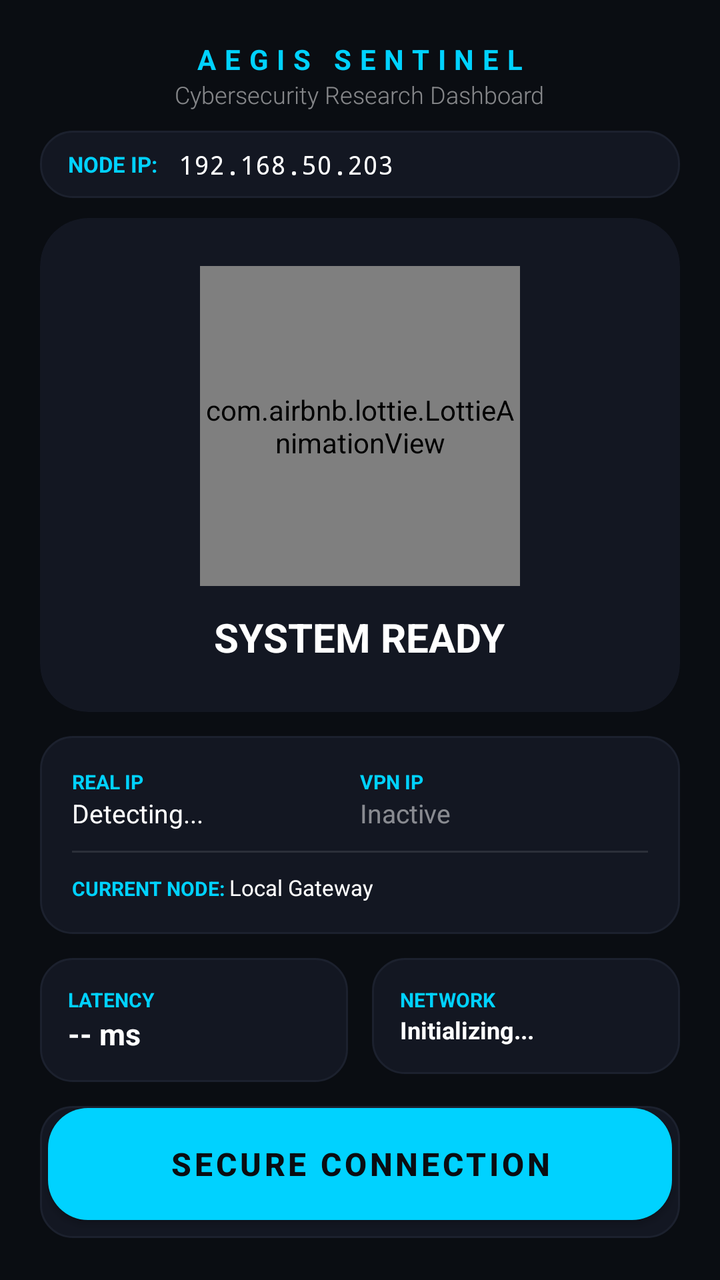
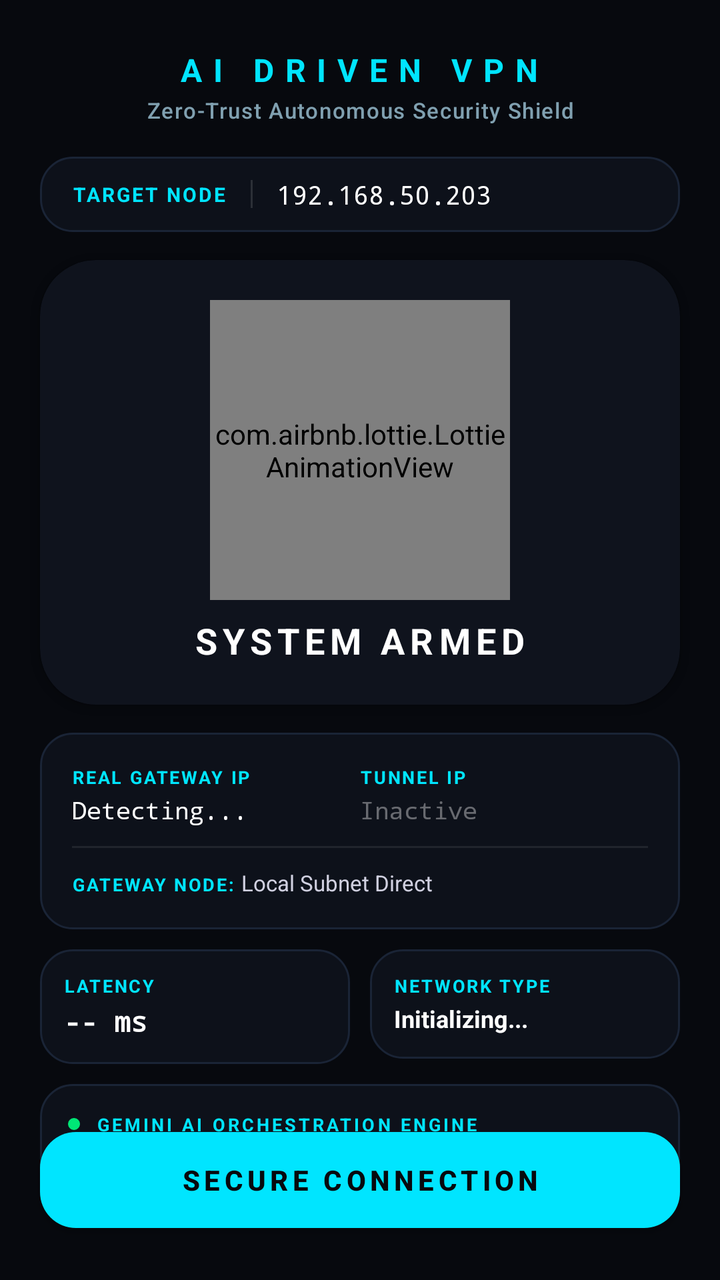

The first picture is an Android layout as it rendered before a commit; the second is the same layout after the commit. The layout source and the unified diff follow.
<!-- AndroidManifest.xml: application theme Theme.Vpn -->
<!-- res/layout/activity_main.xml -->
<?xml version="1.0" encoding="utf-8"?>
<androidx.constraintlayout.widget.ConstraintLayout xmlns:android="http://schemas.android.com/apk/res/android"
    xmlns:app="http://schemas.android.com/apk/res-auto"
    xmlns:tools="http://schemas.android.com/tools"
    android:layout_width="match_parent"
    android:layout_height="match_parent"
    android:background="#0A0D12"
    tools:context=".MainActivity">

    
    <LinearLayout
        android:id="@+id/header"
        android:layout_width="match_parent"
        android:layout_height="wrap_content"
        android:layout_marginTop="20dp"
        android:gravity="center"
        android:orientation="vertical"
        app:layout_constraintTop_toTopOf="parent">

        <TextView
            android:layout_width="wrap_content"
            android:layout_height="wrap_content"
            android:text="AEGIS SENTINEL"
            android:textColor="#00D2FF"
            android:textSize="14sp"
            android:letterSpacing="0.3"
            android:textStyle="bold" />

        <TextView
            android:layout_width="wrap_content"
            android:layout_height="wrap_content"
            android:text="Cybersecurity Research Dashboard"
            android:textColor="#80FFFFFF"
            android:textSize="12sp"
            android:fontFamily="sans-serif-light" />
    </LinearLayout>

    
    <LinearLayout
        android:id="@+id/serverConfigLayout"
        android:layout_width="match_parent"
        android:layout_height="wrap_content"
        android:layout_marginHorizontal="20dp"
        android:layout_marginTop="10dp"
        android:background="@drawable/bg_metric_card"
        android:orientation="horizontal"
        android:paddingHorizontal="14dp"
        android:paddingVertical="8dp"
        android:gravity="center_vertical"
        app:layout_constraintTop_toBottomOf="@id/header">

        <TextView
            android:layout_width="wrap_content"
            android:layout_height="wrap_content"
            android:text="NODE IP: "
            android:textColor="#00D2FF"
            android:textSize="11sp"
            android:textStyle="bold" />

        <EditText
            android:id="@+id/etServerIp"
            android:layout_width="0dp"
            android:layout_height="wrap_content"
            android:layout_weight="1"
            android:background="@null"
            android:hint="e.g. 163.47.36.234"
            android:textColorHint="#40FFFFFF"
            android:textColor="#FFFFFF"
            android:textSize="13sp"
            android:fontFamily="monospace"
            android:inputType="textUri"
            android:text="192.168.50.203"
            android:paddingHorizontal="8dp" />
    </LinearLayout>

    
    <androidx.cardview.widget.CardView
        android:id="@+id/statusCard"
        android:layout_width="match_parent"
        android:layout_height="wrap_content"
        android:layout_marginHorizontal="20dp"
        android:layout_marginTop="10dp"
        app:cardBackgroundColor="#131722"
        app:cardCornerRadius="24dp"
        app:cardElevation="0dp"
        app:layout_constraintTop_toBottomOf="@id/serverConfigLayout">

        <LinearLayout
            android:layout_width="match_parent"
            android:layout_height="wrap_content"
            android:orientation="vertical"
            android:padding="24dp"
            android:gravity="center">

            <com.airbnb.lottie.LottieAnimationView
                android:id="@+id/lottieScan"
                android:layout_width="160dp"
                android:layout_height="160dp"
                app:lottie_rawRes="@raw/scanning"
                app:lottie_autoPlay="true"
                app:lottie_loop="true"
                app:lottie_renderMode="hardware" />

            <TextView
                android:id="@+id/tvStatus"
                android:layout_width="wrap_content"
                android:layout_height="wrap_content"
                android:layout_marginTop="12dp"
                android:text="SYSTEM READY"
                android:textColor="#FFFFFF"
                android:textSize="20sp"
                android:textStyle="bold" />

            <TextView
                android:id="@+id/tvTimer"
                android:layout_width="wrap_content"
                android:layout_height="wrap_content"
                android:text="00:00:00"
                android:textColor="#00D2FF"
                android:textSize="14sp"
                android:fontFamily="monospace"
                android:visibility="gone" />
        </LinearLayout>
    </androidx.cardview.widget.CardView>

    
    <LinearLayout
        android:id="@+id/ipInfoSection"
        android:layout_width="match_parent"
        android:layout_height="wrap_content"
        android:layout_marginHorizontal="20dp"
        android:layout_marginTop="12dp"
        android:background="@drawable/bg_metric_card"
        android:orientation="vertical"
        android:padding="16dp"
        app:layout_constraintTop_toBottomOf="@id/statusCard">

        <LinearLayout
            android:layout_width="match_parent"
            android:layout_height="wrap_content"
            android:orientation="horizontal"
            android:weightSum="2">

            <LinearLayout
                android:layout_width="0dp"
                android:layout_height="wrap_content"
                android:layout_weight="1"
                android:orientation="vertical">
                <TextView android:layout_width="wrap_content" android:layout_height="wrap_content" android:text="REAL IP" android:textColor="#00D2FF" android:textSize="10sp" android:textStyle="bold" />
                <TextView android:id="@+id/tvRealIp" android:layout_width="wrap_content" android:layout_height="wrap_content" android:text="Detecting..." android:textColor="#FFFFFF" android:textSize="13sp" />
            </LinearLayout>

            <LinearLayout
                android:layout_width="0dp"
                android:layout_height="wrap_content"
                android:layout_weight="1"
                android:orientation="vertical">
                <TextView android:layout_width="wrap_content" android:layout_height="wrap_content" android:text="VPN IP" android:textColor="#00D2FF" android:textSize="10sp" android:textStyle="bold" />
                <TextView android:id="@+id/tvVpnIp" android:layout_width="wrap_content" android:layout_height="wrap_content" android:text="Inactive" android:textColor="#80FFFFFF" android:textSize="13sp" />
            </LinearLayout>
        </LinearLayout>

        <View android:layout_width="match_parent" android:layout_height="1dp" android:background="#1AFFFFFF" android:layout_marginVertical="10dp" />

        <LinearLayout
            android:layout_width="match_parent"
            android:layout_height="wrap_content"
            android:orientation="horizontal">
            <TextView android:layout_width="wrap_content" android:layout_height="wrap_content" android:text="CURRENT NODE: " android:textColor="#00D2FF" android:textSize="10sp" android:textStyle="bold" />
            <TextView android:id="@+id/tvLocation" android:layout_width="wrap_content" android:layout_height="wrap_content" android:text="Local Gateway" android:textColor="#FFFFFF" android:textSize="11sp" />
        </LinearLayout>
    </LinearLayout>

    
    <LinearLayout
        android:id="@+id/metricsMatrix"
        android:layout_width="match_parent"
        android:layout_height="wrap_content"
        android:layout_marginHorizontal="20dp"
        android:layout_marginTop="12dp"
        android:orientation="horizontal"
        app:layout_constraintTop_toBottomOf="@id/ipInfoSection">

        <LinearLayout
            android:layout_width="0dp"
            android:layout_height="wrap_content"
            android:layout_weight="1"
            android:layout_marginEnd="6dp"
            android:background="@drawable/bg_metric_card"
            android:orientation="vertical"
            android:padding="14dp">
            <TextView android:layout_width="wrap_content" android:layout_height="wrap_content" android:text="LATENCY" android:textColor="#00D2FF" android:textSize="10sp" android:textStyle="bold"/>
            <TextView android:id="@+id/tvPingVal" android:layout_width="wrap_content" android:layout_height="wrap_content" android:text="-- ms" android:textColor="#FFFFFF" android:textSize="15sp" android:textStyle="bold"/>
        </LinearLayout>

        <LinearLayout
            android:layout_width="0dp"
            android:layout_height="wrap_content"
            android:layout_weight="1"
            android:layout_marginStart="6dp"
            android:background="@drawable/bg_metric_card"
            android:orientation="vertical"
            android:padding="14dp">
            <TextView android:layout_width="wrap_content" android:layout_height="wrap_content" android:text="NETWORK" android:textColor="#00D2FF" android:textSize="10sp" android:textStyle="bold"/>
            <TextView android:id="@+id/tvNetworkVal" android:layout_width="match_parent" android:layout_height="wrap_content" android:text="Initializing..." android:textColor="#FFFFFF" android:textSize="12sp" android:maxLines="1" android:ellipsize="end" android:textStyle="bold"/>
        </LinearLayout>
    </LinearLayout>

    
    <LinearLayout
        android:id="@+id/aiConsole"
        android:layout_width="match_parent"
        android:layout_height="wrap_content"
        android:layout_marginHorizontal="20dp"
        android:layout_marginTop="12dp"
        android:background="@drawable/bg_metric_card"
        android:orientation="vertical"
        android:padding="16dp"
        app:layout_constraintTop_toBottomOf="@id/metricsMatrix">

        <TextView
            android:layout_width="wrap_content"
            android:layout_height="wrap_content"
            android:text="AI ORCHESTRATION ENGINE"
            android:textColor="#00D2FF"
            android:textSize="10sp"
            android:letterSpacing="0.2"
            android:textStyle="bold" />

        <TextView
            android:id="@+id/tvAiReason"
            android:layout_width="match_parent"
            android:layout_height="wrap_content"
            android:layout_marginTop="4dp"
            android:text="Ready for network integrity analysis..."
            android:textColor="#B0B0C0"
            android:textSize="12sp"
            android:lineSpacingExtra="2dp" />
    </LinearLayout>

    
    <com.google.android.material.button.MaterialButton
        android:id="@+id/btnToggleVpn"
        android:layout_width="match_parent"
        android:layout_height="68dp"
        android:layout_margin="24dp"
        android:text="SECURE CONNECTION"
        android:textColor="#0A0D12"
        android:textSize="16sp"
        android:textStyle="bold"
        android:letterSpacing="0.1"
        app:backgroundTint="#00D2FF"
        app:cornerRadius="20dp"
        app:elevation="8dp"
        app:rippleColor="#4DFFFFFF"
        app:layout_constraintBottom_toBottomOf="parent" />

</androidx.constraintlayout.widget.ConstraintLayout>
<!-- resources referenced by this layout -->
<resources>
  <!-- drawable bg_metric_card (drawable) -->
  <?xml version="1.0" encoding="utf-8"?>
  <shape xmlns:android="http://schemas.android.com/apk/res/android">
      <solid android:color="#131722" />
      <corners android:radius="16dp" />
      <stroke android:width="1dp" android:color="#1C212E" />
  </shape>
  <style name="Theme.Vpn" parent="Theme.MaterialComponents.DayNight.DarkActionBar">
          
          <item name="colorPrimary">@color/purple_500</item>
          <item name="colorPrimaryVariant">@color/purple_700</item>
          <item name="colorOnPrimary">@color/white</item>
          
          <item name="colorSecondary">@color/teal_200</item>
          <item name="colorSecondaryVariant">@color/teal_700</item>
          <item name="colorOnSecondary">@color/black</item>
          
          <item name="android:statusBarColor">?attr/colorPrimaryVariant</item>
          
      </style>
  <color name="purple_500">#FF6200EE</color>
  <color name="purple_700">#FF3700B3</color>
  <color name="white">#FFFFFFFF</color>
  <color name="teal_200">#FF03DAC5</color>
  <color name="teal_700">#FF018786</color>
  <color name="black">#FF000000</color>
</resources>

<!-- the commit's change to res/layout/activity_main.xml (unified diff, before → after) -->
@@ -4,35 +4,38 @@
     xmlns:tools="http://schemas.android.com/tools"
     android:layout_width="match_parent"
     android:layout_height="match_parent"
-    android:background="#0A0D12"
+    android:background="#07090E"
     tools:context=".MainActivity">
 
-    
     <LinearLayout
         android:id="@+id/header"
         android:layout_width="match_parent"
         android:layout_height="wrap_content"
-        android:layout_marginTop="20dp"
-        android:gravity="center"
+        android:layout_marginTop="24dp"
         android:orientation="vertical"
+        android:gravity="center_horizontal"
         app:layout_constraintTop_toTopOf="parent">
 
         <TextView
             android:layout_width="wrap_content"
             android:layout_height="wrap_content"
-            android:text="AEGIS SENTINEL"
-            android:textColor="#00D2FF"
-            android:textSize="14sp"
-            android:letterSpacing="0.3"
-            android:textStyle="bold" />
+            android:gravity="center"
+            android:text="AI DRIVEN VPN"
+            android:textColor="#00E5FF"
+            android:textSize="16sp"
+            android:letterSpacing="0.35"
+            android:textStyle="bold"/>
 
         <TextView
             android:layout_width="wrap_content"
             android:layout_height="wrap_content"
-            android:text="Cybersecurity Research Dashboard"
-            android:textColor="#80FFFFFF"
-            android:textSize="12sp"
-            android:fontFamily="sans-serif-light" />
+            android:layout_marginTop="2dp"
+            android:gravity="center"
+            android:text="Zero-Trust Autonomous Security Shield"
+            android:textColor="#80A0B0"
+            android:textSize="11sp"
+            android:letterSpacing="0.05"
+            android:fontFamily="sans-serif-medium"/>
     </LinearLayout>
 
     
@@ -41,21 +44,28 @@
         android:layout_width="match_parent"
         android:layout_height="wrap_content"
         android:layout_marginHorizontal="20dp"
-        android:layout_marginTop="10dp"
+        android:layout_marginTop="16dp"
         android:background="@drawable/bg_metric_card"
         android:orientation="horizontal"
-        android:paddingHorizontal="14dp"
-        android:paddingVertical="8dp"
+        android:paddingHorizontal="16dp"
+        android:paddingVertical="10dp"
         android:gravity="center_vertical"
         app:layout_constraintTop_toBottomOf="@id/header">
 
         <TextView
             android:layout_width="wrap_content"
             android:layout_height="wrap_content"
-            android:text="NODE IP: "
-            android:textColor="#00D2FF"
-            android:textSize="11sp"
+            android:text="TARGET NODE"
+            android:textColor="#00E5FF"
+            android:textSize="10sp"
+            android:letterSpacing="0.1"
             android:textStyle="bold" />
+
+        <View
+            android:layout_width="1dp"
+            android:layout_height="14dp"
+            android:layout_marginHorizontal="12dp"
+            android:background="#20FFFFFF" />
 
         <EditText
             android:id="@+id/etServerIp"
@@ -63,14 +73,13 @@
             android:layout_height="wrap_content"
             android:layout_weight="1"
             android:background="@null"
-            android:hint="e.g. 163.47.36.234"
+            android:hint="192.168.50.203"
             android:textColorHint="#40FFFFFF"
             android:textColor="#FFFFFF"
             android:textSize="13sp"
             android:fontFamily="monospace"
             android:inputType="textUri"
-            android:text="192.168.50.203"
-            android:paddingHorizontal="8dp" />
+            android:text="192.168.50.203" />
     </LinearLayout>
 
     
@@ -79,23 +88,23 @@
         android:layout_width="match_parent"
         android:layout_height="wrap_content"
         android:layout_marginHorizontal="20dp"
-        android:layout_marginTop="10dp"
-        app:cardBackgroundColor="#131722"
-        app:cardCornerRadius="24dp"
-        app:cardElevation="0dp"
+        android:layout_marginTop="14dp"
+        app:cardBackgroundColor="#0F131D"
+        app:cardCornerRadius="28dp"
+        app:cardElevation="2dp"
         app:layout_constraintTop_toBottomOf="@id/serverConfigLayout">
 
         <LinearLayout
             android:layout_width="match_parent"
             android:layout_height="wrap_content"
             android:orientation="vertical"
-            android:padding="24dp"
+            android:padding="20dp"
             android:gravity="center">
 
             <com.airbnb.lottie.LottieAnimationView
                 android:id="@+id/lottieScan"
-                android:layout_width="160dp"
-                android:layout_height="160dp"
+                android:layout_width="150dp"
+                android:layout_height="150dp"
                 app:lottie_rawRes="@raw/scanning"
                 app:lottie_autoPlay="true"
                 app:lottie_loop="true"
@@ -105,20 +114,23 @@
                 android:id="@+id/tvStatus"
                 android:layout_width="wrap_content"
                 android:layout_height="wrap_content"
-                android:layout_marginTop="12dp"
-                android:text="SYSTEM READY"
+                android:layout_marginTop="8dp"
+                android:text="SYSTEM ARMED"
                 android:textColor="#FFFFFF"
-                android:textSize="20sp"
+                android:textSize="18sp"
+                android:letterSpacing="0.15"
                 android:textStyle="bold" />
 
             <TextView
                 android:id="@+id/tvTimer"
                 android:layout_width="wrap_content"
                 android:layout_height="wrap_content"
+                android:layout_marginTop="4dp"
                 android:text="00:00:00"
-                android:textColor="#00D2FF"
-                android:textSize="14sp"
+                android:textColor="#00E5FF"
+                android:textSize="13sp"
                 android:fontFamily="monospace"
+                android:letterSpacing="0.1"
                 android:visibility="gone" />
         </LinearLayout>
     </androidx.cardview.widget.CardView>
@@ -129,7 +141,7 @@
         android:layout_width="match_parent"
         android:layout_height="wrap_content"
         android:layout_marginHorizontal="20dp"
-        android:layout_marginTop="12dp"
+        android:layout_marginTop="14dp"
         android:background="@drawable/bg_metric_card"
         android:orientation="vertical"
         android:padding="16dp"
@@ -146,8 +158,23 @@
                 android:layout_height="wrap_content"
                 android:layout_weight="1"
                 android:orientation="vertical">
-                <TextView android:layout_width="wrap_content" android:layout_height="wrap_content" android:text="REAL IP" android:textColor="#00D2FF" android:textSize="10sp" android:textStyle="bold" />
-                <TextView android:id="@+id/tvRealIp" android:layout_width="wrap_content" android:layout_height="wrap_content" android:text="Detecting..." android:textColor="#FFFFFF" android:textSize="13sp" />
+                <TextView
+                    android:layout_width="wrap_content"
+                    android:layout_height="wrap_content"
+                    android:text="REAL GATEWAY IP"
+                    android:textColor="#00E5FF"
+                    android:textSize="9sp"
+                    android:letterSpacing="0.1"
+                    android:textStyle="bold" />
+                <TextView
+                    android:id="@+id/tvRealIp"
+                    android:layout_width="wrap_content"
+                    android:layout_height="wrap_content"
+                    android:layout_marginTop="2dp"
+                    android:text="Detecting..."
+                    android:textColor="#FFFFFF"
+                    android:fontFamily="monospace"
+                    android:textSize="12sp" />
             </LinearLayout>
 
             <LinearLayout
@@ -155,19 +182,51 @@
                 android:layout_height="wrap_content"
                 android:layout_weight="1"
                 android:orientation="vertical">
-                <TextView android:layout_width="wrap_content" android:layout_height="wrap_content" android:text="VPN IP" android:textColor="#00D2FF" android:textSize="10sp" android:textStyle="bold" />
-                <TextView android:id="@+id/tvVpnIp" android:layout_width="wrap_content" android:layout_height="wrap_content" android:text="Inactive" android:textColor="#80FFFFFF" android:textSize="13sp" />
+                <TextView
+                    android:layout_width="wrap_content"
+                    android:layout_height="wrap_content"
+                    android:text="TUNNEL IP"
+                    android:textColor="#00E5FF"
+                    android:textSize="9sp"
+                    android:letterSpacing="0.1"
+                    android:textStyle="bold" />
+                <TextView
+                    android:id="@+id/tvVpnIp"
+                    android:layout_width="wrap_content"
+                    android:layout_height="wrap_content"
+                    android:layout_marginTop="2dp"
+                    android:text="Inactive"
+                    android:fontFamily="monospace"
+                    android:textColor="#60FFFFFF"
+                    android:textSize="12sp" />
             </LinearLayout>
         </LinearLayout>
 
-        <View android:layout_width="match_parent" android:layout_height="1dp" android:background="#1AFFFFFF" android:layout_marginVertical="10dp" />
+        <View
+            android:layout_width="match_parent"
+            android:layout_height="1dp"
+            android:background="#15FFFFFF"
+            android:layout_marginVertical="10dp" />
 
         <LinearLayout
             android:layout_width="match_parent"
             android:layout_height="wrap_content"
             android:orientation="horizontal">
-            <TextView android:layout_width="wrap_content" android:layout_height="wrap_content" android:text="CURRENT NODE: " android:textColor="#00D2FF" android:textSize="10sp" android:textStyle="bold" />
-            <TextView android:id="@+id/tvLocation" android:layout_width="wrap_content" android:layout_height="wrap_content" android:text="Local Gateway" android:textColor="#FFFFFF" android:textSize="11sp" />
+            <TextView
+                android:layout_width="wrap_content"
+                android:layout_height="wrap_content"
+                android:text="GATEWAY NODE: "
+                android:textColor="#00E5FF"
+                android:textSize="9sp"
+                android:letterSpacing="0.1"
+                android:textStyle="bold" />
+            <TextView
+                android:id="@+id/tvLocation"
+                android:layout_width="wrap_content"
+                android:layout_height="wrap_content"
+                android:text="Local Subnet Direct"
+                android:textColor="#D0D0E0"
+                android:textSize="11sp" />
         </LinearLayout>
     </LinearLayout>
 
@@ -177,7 +236,7 @@
         android:layout_width="match_parent"
         android:layout_height="wrap_content"
         android:layout_marginHorizontal="20dp"
-        android:layout_marginTop="12dp"
+        android:layout_marginTop="10dp"
         android:orientation="horizontal"
         app:layout_constraintTop_toBottomOf="@id/ipInfoSection">
 
@@ -185,24 +244,57 @@
             android:layout_width="0dp"
             android:layout_height="wrap_content"
             android:layout_weight="1"
-            android:layout_marginEnd="6dp"
+            android:layout_marginEnd="5dp"
             android:background="@drawable/bg_metric_card"
             android:orientation="vertical"
-            android:padding="14dp">
-            <TextView android:layout_width="wrap_content" android:layout_height="wrap_content" android:text="LATENCY" android:textColor="#00D2FF" android:textSize="10sp" android:textStyle="bold"/>
-            <TextView android:id="@+id/tvPingVal" android:layout_width="wrap_content" android:layout_height="wrap_content" android:text="-- ms" android:textColor="#FFFFFF" android:textSize="15sp" android:textStyle="bold"/>
+            android:padding="12dp">
+            <TextView
+                android:layout_width="wrap_content"
+                android:layout_height="wrap_content"
+                android:text="LATENCY"
+                android:textColor="#00E5FF"
+                android:textSize="9sp"
+                android:letterSpacing="0.1"
+                android:textStyle="bold"/>
+            <TextView
+                android:id="@+id/tvPingVal"
+                android:layout_width="wrap_content"
+                android:layout_height="wrap_content"
+                android:layout_marginTop="2dp"
+                android:text="-- ms"
+                android:textColor="#FFFFFF"
+                android:fontFamily="monospace"
+                android:textSize="14sp"
+                android:textStyle="bold"/>
         </LinearLayout>
 
         <LinearLayout
             android:layout_width="0dp"
             android:layout_height="wrap_content"
             android:layout_weight="1"
-            android:layout_marginStart="6dp"
+            android:layout_marginStart="5dp"
             android:background="@drawable/bg_metric_card"
             android:orientation="vertical"
-            android:padding="14dp">
-            <TextView android:layout_width="wrap_content" android:layout_height="wrap_content" android:text="NETWORK" android:textColor="#00D2FF" android:textSize="10sp" android:textStyle="bold"/>
-            <TextView android:id="@+id/tvNetworkVal" android:layout_width="match_parent" android:layout_height="wrap_content" android:text="Initializing..." android:textColor="#FFFFFF" android:textSize="12sp" android:maxLines="1" android:ellipsize="end" android:textStyle="bold"/>
+            android:padding="12dp">
+            <TextView
+                android:layout_width="wrap_content"
+                android:layout_height="wrap_content"
+                android:text="NETWORK TYPE"
+                android:textColor="#00E5FF"
+                android:textSize="9sp"
+                android:letterSpacing="0.1"
+                android:textStyle="bold"/>
+            <TextView
+                android:id="@+id/tvNetworkVal"
+                android:layout_width="match_parent"
+                android:layout_height="wrap_content"
+                android:layout_marginTop="2dp"
+                android:text="Initializing..."
+                android:textColor="#FFFFFF"
+                android:textSize="12sp"
+                android:maxLines="1"
+                android:ellipsize="end"
+                android:textStyle="bold"/>
         </LinearLayout>
     </LinearLayout>
 
@@ -212,46 +304,60 @@
         android:layout_width="match_parent"
         android:layout_height="wrap_content"
         android:layout_marginHorizontal="20dp"
-        android:layout_marginTop="12dp"
+        android:layout_marginTop="10dp"
         android:background="@drawable/bg_metric_card"
         android:orientation="vertical"
-        android:padding="16dp"
+        android:padding="14dp"
         app:layout_constraintTop_toBottomOf="@id/metricsMatrix">
 
-        <TextView
-            android:layout_width="wrap_content"
-            android:layout_height="wrap_content"
-            android:text="AI ORCHESTRATION ENGINE"
-            android:textColor="#00D2FF"
-            android:textSize="10sp"
-            android:letterSpacing="0.2"
-            android:textStyle="bold" />
+        <LinearLayout
+            android:layout_width="match_parent"
+            android:layout_height="wrap_content"
+            android:gravity="center_vertical"
+            android:orientation="horizontal">
+
+            <View
+                android:layout_width="6dp"
+                android:layout_height="6dp"
+                android:background="@drawable/bg_green_dot" />
+
+            <TextView
+                android:layout_width="wrap_content"
+                android:layout_height="wrap_content"
+                android:layout_marginStart="8dp"
+                android:text="GEMINI AI ORCHESTRATION ENGINE"
+                android:textColor="#00E5FF"
+                android:textSize="9sp"
+                android:letterSpacing="0.15"
+                android:textStyle="bold" />
+        </LinearLayout>
 
         <TextView
             android:id="@+id/tvAiReason"
             android:layout_width="match_parent"
             android:layout_height="wrap_content"
-            android:layout_marginTop="4dp"
-            android:text="Ready for network integrity analysis..."
-            android:textColor="#B0B0C0"
-            android:textSize="12sp"
-            android:lineSpacingExtra="2dp" />
+            android:layout_marginTop="6dp"
+            android:text="Monitoring local interfaces for transport vulnerabilities..."
+            android:textColor="#C0C8D8"
+            android:textSize="11sp"
+            android:lineSpacingExtra="3dp" />
     </LinearLayout>
 
     
     <com.google.android.material.button.MaterialButton
         android:id="@+id/btnToggleVpn"
         android:layout_width="match_parent"
-        android:layout_height="68dp"
-        android:layout_margin="24dp"
+        android:layout_height="60dp"
+        android:layout_marginHorizontal="20dp"
+        android:layout_marginBottom="20dp"
         android:text="SECURE CONNECTION"
-        android:textColor="#0A0D12"
-        android:textSize="16sp"
+        android:textColor="#07090E"
+        android:textSize="14sp"
         android:textStyle="bold"
-        android:letterSpacing="0.1"
-        app:backgroundTint="#00D2FF"
-        app:cornerRadius="20dp"
-        app:elevation="8dp"
+        android:letterSpacing="0.15"
+        app:backgroundTint="#00E5FF"
+        app:cornerRadius="18dp"
+        app:elevation="6dp"
         app:rippleColor="#4DFFFFFF"
         app:layout_constraintBottom_toBottomOf="parent" />
 
<!-- resource entries referenced after the edit -->
@@ -1,11 +1,21 @@
 <!-- resources referenced by this layout -->
 <resources>
+  <!-- drawable bg_green_dot (drawable) -->
+  <?xml version="1.0" encoding="utf-8"?>
+  <shape xmlns:android="http://schemas.android.com/apk/res/android"
+      android:shape="oval">
+      <solid android:color="#00E676" />
+      <size android:width="8dp" android:height="8dp"/>
+  </shape>
   <!-- drawable bg_metric_card (drawable) -->
   <?xml version="1.0" encoding="utf-8"?>
-  <shape xmlns:android="http://schemas.android.com/apk/res/android">
-      <solid android:color="#131722" />
+  <shape xmlns:android="http://schemas.android.com/apk/res/android"
+      android:shape="rectangle">
+      <solid android:color="#0D111A" />
       <corners android:radius="16dp" />
-      <stroke android:width="1dp" android:color="#1C212E" />
+      <stroke
+          android:width="1dp"
+          android:color="#1A2436" />
   </shape>
   <style name="Theme.Vpn" parent="Theme.MaterialComponents.DayNight.DarkActionBar">
           
